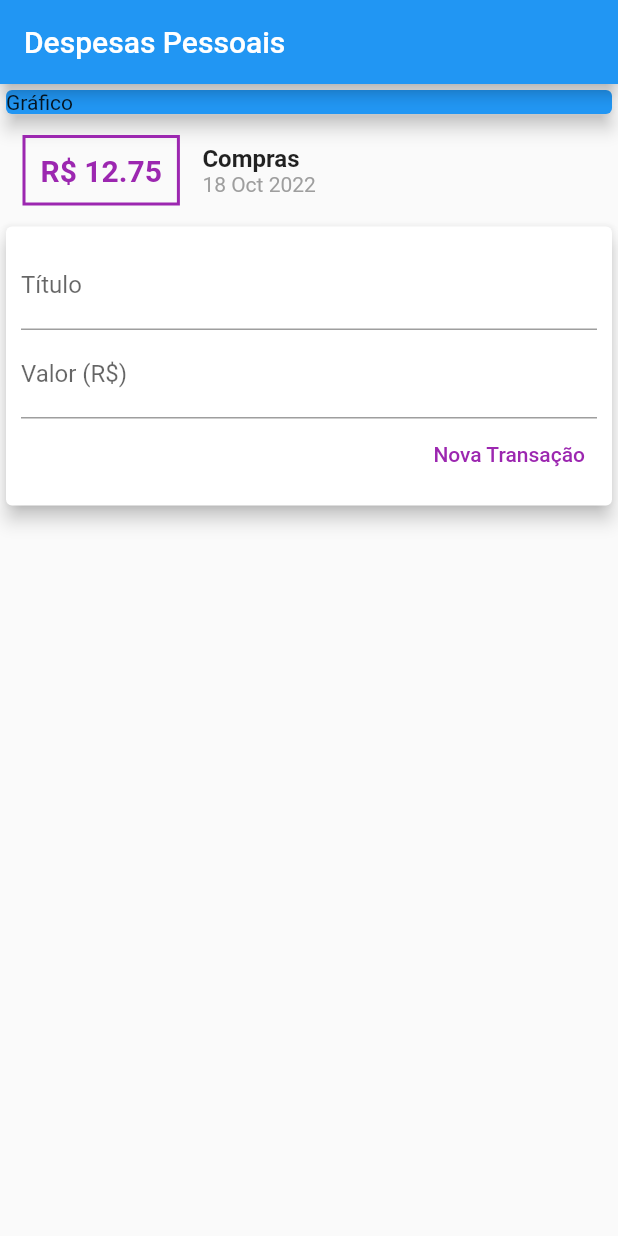
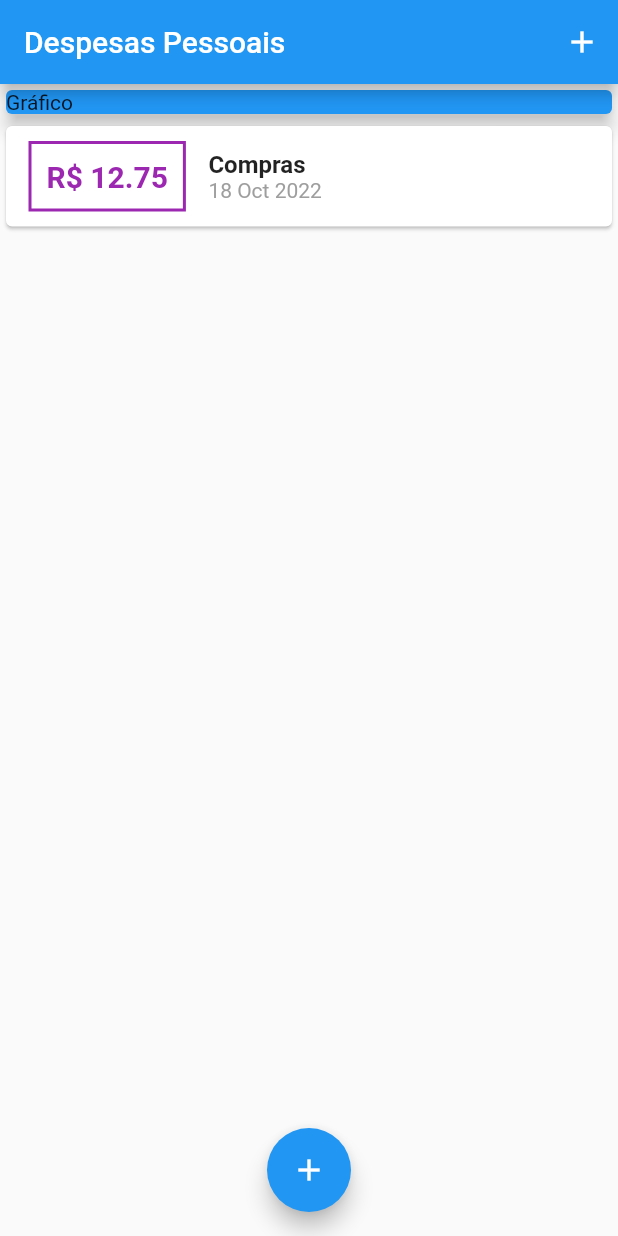
Before and after one commit to MarhlonKorb/expenses, a Flutter app: the screen it shows after launch, on a phone screen of 412 x 824 dp. Run offline on Flutter 3.47's test engine with Material 2 defaults, Android fonts, the phone set to English and light mode, and no system bars.

Commit message:
Refatoracao dos componentes
Alguns Widgets foram refatorados e o fomulário está mais responsivo. As colunas onde constam os registros foram inseridas dentro de um ListView para se adaptarem ao layout da tela.

```diff
--- a/lib/components/transaction_list.dart
+++ b/lib/components/transaction_list.dart
@@ -3,6 +3,7 @@ import 'package:flutter/material.dart';
 
 import '../utils.dart';
 
+/// Classe responsável pela listagem de cadastro de transações cadastradas
 class TransactionList extends StatelessWidget {
   final List<Transaction> transaction;
 
@@ -10,12 +11,19 @@ class TransactionList extends StatelessWidget {
 
   @override
   Widget build(BuildContext context) {
-    return Column(
-      children: transaction.map((tr) {
-        return Row(
+    return Container(
+      height: 300,
+      // Método builder redimensiona os itens na tela de forma que possíbilite o scroll da tela
+      child: ListView.builder(
+        itemCount: transaction.length,
+        itemBuilder: (BuildContext context, int index) {
+          final tr = transaction[index];
+          return Card(
+              child: Row(
             children: [
               Container(
-              margin: const EdgeInsets.symmetric(horizontal: 15, vertical: 10),
+                margin:
+                    const EdgeInsets.symmetric(horizontal: 15, vertical: 10),
                 decoration: BoxDecoration(
                     border: Border.all(color: Colors.purple, width: 2)),
                 padding: const EdgeInsets.all(10),
@@ -42,8 +50,11 @@ class TransactionList extends StatelessWidget {
                 ],
               )
             ],
-        );
-      }).toList(),
+          ));
+        },
+      ),
     );
   }
+
+  void add(Transaction newTransaction) {}
 }
--- a/lib/components/transaction_user.dart
+++ /dev/null
@@ -1,40 +0,0 @@
-import 'dart:math';
-
-import 'package:expenses/components/transaction_form.dart';
-import 'package:expenses/components/transaction_list.dart';
-import 'package:flutter/cupertino.dart';
-
-import '../models/transaction.dart';
-
-class TransactionUser extends StatefulWidget {
-  @override
-  _TransactionUserState createState() => _TransactionUserState();
-}
-
-class _TransactionUserState extends State<TransactionUser> {
-  final _transactions = [
-    Transaction(id: 'id', title: 'Compras', value: 12.75, date: DateTime.now())
-  ];
-
-  _addTransaction(String title, double value) {
-    final newTransaction = Transaction(
-        id: Random().nextDouble().toString(),
-        title: title,
-        value: value,
-        date: DateTime.now());
-
-        setState(() {
-          _transactions.add(newTransaction);
-        });
-  }
-
-  @override
-  Widget build(BuildContext context) {
-    return Column(
-      children: <Widget>[
-        TransactionList(transaction: _transactions),
-        TransactionForm(_addTransaction),
-      ],
-    );
-  }
-}
--- a/lib/main.dart
+++ b/lib/main.dart
@@ -1,6 +1,10 @@
 // ignore_for_file: prefer_const_constructors
-import 'package:expenses/components/transaction_user.dart';
+import 'dart:math';
+import 'package:expenses/components/transaction_form.dart';
 import 'package:flutter/material.dart';
+
+import 'components/transaction_list.dart';
+import 'models/transaction.dart';
 
 main() => runApp(ExpensesApp());
 
@@ -13,20 +17,61 @@ class ExpensesApp extends StatelessWidget {
   }
 }
 
-class MyHomePage extends StatelessWidget {
-
+class MyHomePage extends StatefulWidget {
   MyHomePage({super.key});
 
   @override
+  State<MyHomePage> createState() => _MyHomePageState();
+}
+
+class _MyHomePageState extends State<MyHomePage> {
+
+final _transactions = [
+    Transaction(id: 'id', title: 'Compras', value: 12.75, date: DateTime.now())
+  ];
+
+
+
+  _addTransaction(String title, double value) {
+    final newTransaction = Transaction(
+        id: Random().nextDouble().toString(),
+        title: title,
+        value: value,
+        date: DateTime.now());
+
+    setState(() {
+
+      _transactions.add(newTransaction);
+    });
+
+// Fecha o modal do formulário
+    Navigator.of(context).pop();
+  }
+
+  _openTransactionFormModal(BuildContext context) {
+    showModalBottomSheet(
+      context: context,
+      builder: (_) {
+        return TransactionForm(_addTransaction);
+      },
+    );
+  }
+
+  @override
   Widget build(BuildContext context) {
-
     return Scaffold(
       appBar: AppBar(
         title: Text('Despesas Pessoais'),
+        actions: <Widget>[
+          IconButton(
+              onPressed: () => _openTransactionFormModal(context),
+              icon: Icon(Icons.add)),
+        ],
       ),
-      body: Column(
-          crossAxisAlignment: CrossAxisAlignment.stretch,
-          children: <Widget>[
+      body: SingleChildScrollView(
+          child: Column(
+              crossAxisAlignment: CrossAxisAlignment.stretch,
+              children: <Widget>[
             Container(
               child: Card(
                 color: Colors.blue,
@@ -34,8 +79,13 @@ class MyHomePage extends StatelessWidget {
                 child: Text('Gráfico'),
               ),
             ),
-            TransactionUser()
-          ]),
+            TransactionList(transaction: _transactions),
+          ])),
+      floatingActionButton: FloatingActionButton(
+        child: Icon(Icons.add),
+        onPressed: () => _openTransactionFormModal(context),
+      ),
+      floatingActionButtonLocation: FloatingActionButtonLocation.centerFloat,
     );
   }
 }
```
Also changed, not shown: lib/components/transaction_form.dart (+28 -9 lines). Lines whose indentation alone changed are shown as unchanged.
